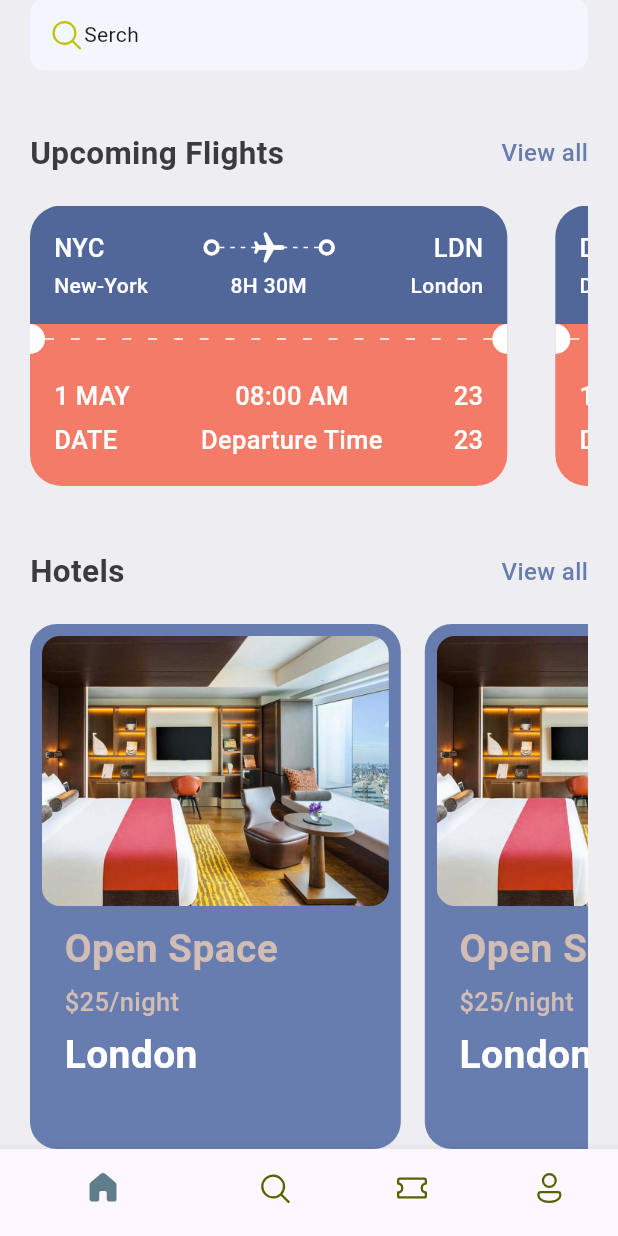
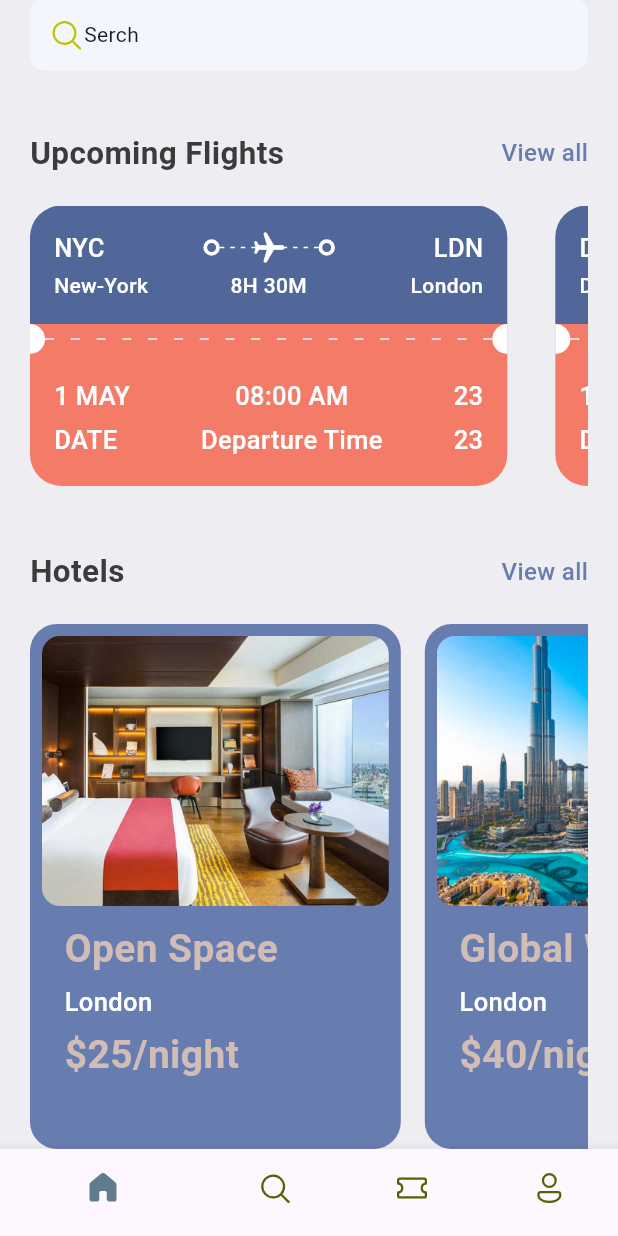
Before and after one commit to jose-oyuko/ticket-app, a Flutter app: the screen it shows after launch, scrolled down 132 dp, on a phone screen of 412 x 824 dp. Run offline on Flutter 3.47's test engine with Material 3 defaults, Android fonts, the phone set to English and light mode, and no system bars; our stand-ins replace fluentui_icons.

Commit message:
refactored files for better structure

```diff
--- a/lib/base/bottom_nav_bar.dart
+++ b/lib/base/bottom_nav_bar.dart
@@ -1,6 +1,7 @@
 import 'package:fluentui_icons/fluentui_icons.dart';
 import 'package:flutter/material.dart';
-import 'package:flutter_projects/screens/home_screen.dart';
+import 'package:flutter_projects/screens/home/home_screen.dart';
+import 'package:flutter_projects/screens/search/search_screen.dart';
 
 class BottomNavBar extends StatefulWidget {
   const BottomNavBar({super.key});
@@ -12,7 +13,7 @@ class BottomNavBar extends StatefulWidget {
 class _BottomNavBarState extends State<BottomNavBar> {
   final appScreens = [
     HomeScreen(),
-    Center(child: Text("Search")),
+    SearchScreen(),
     Center(child: Text("Ticket")),
     Center(child: Text("Profile")),
   ];
--- a/lib/screens/home_screen.dart
+++ b/lib/screens/home/home_screen.dart
@@ -6,7 +6,7 @@ import 'package:flutter_projects/base/utils/all_json.dart';
 import 'package:flutter_projects/base/utils/app_routes.dart';
 import 'package:flutter_projects/base/widgets/app_double_text.dart';
 import 'package:flutter_projects/base/widgets/ticket_view.dart';
-import 'package:flutter_projects/screens/widget/hotel.dart';
+import 'package:flutter_projects/screens/home/widget/hotel.dart';
 
 class HomeScreen extends StatelessWidget {
   const HomeScreen({super.key});
@@ -94,7 +94,11 @@ class HomeScreen extends StatelessWidget {
                 SingleChildScrollView(
                   scrollDirection: Axis.horizontal,
                   child: Row(
-                    children: [const Hotel(), const Hotel(), const Hotel()],
+                    children:
+                        hotelList
+                            .take(2)
+                            .map((singleHotel) => Hotel(hotel: singleHotel))
+                            .toList(),
                   ),
                 ),
               ],
--- a/lib/screens/widget/hotel.dart
+++ b/lib/screens/home/widget/hotel.dart
@@ -1,9 +1,9 @@
 import 'package:flutter/material.dart';
-import 'package:flutter_projects/base/res/media.dart';
 import 'package:flutter_projects/base/res/style/app_styles.dart';
 
 class Hotel extends StatelessWidget {
-  const Hotel({super.key});
+  final Map<String, dynamic> hotel;
+  const Hotel({super.key, required this.hotel});
 
   @override
   Widget build(BuildContext context) {
@@ -27,7 +27,7 @@ class Hotel extends StatelessWidget {
               borderRadius: BorderRadius.circular(12),
               image: DecorationImage(
                 fit: BoxFit.cover,
-                image: AssetImage(AppMedia.hotelRoom),
+                image: AssetImage("assets/assets/images/${hotel['image']}"),
               ),
             ),
           ),
@@ -35,28 +35,29 @@ class Hotel extends StatelessWidget {
           Padding(
             padding: const EdgeInsets.only(left: 15),
             child: Text(
-              "Open Space",
+              hotel['place'],
               style: AppStyles.headLineStyle1.copyWith(
                 color: AppStyles.kakiColor,
               ),
+            ),
+          ),
+
+          SizedBox(height: 5),
+          Padding(
+            padding: const EdgeInsets.only(left: 15),
+            child: Text(
+              hotel['destination'],
+              style: AppStyles.headLineStyle3.copyWith(color: Colors.white),
             ),
           ),
           SizedBox(height: 5),
           Padding(
             padding: const EdgeInsets.only(left: 15),
             child: Text(
-              "\$25/night",
-              style: AppStyles.headLineStyle3.copyWith(
+              "\$${hotel['price']}/night",
+              style: AppStyles.headLineStyle1.copyWith(
                 color: AppStyles.kakiColor,
               ),
-            ),
-          ),
-          SizedBox(height: 5),
-          Padding(
-            padding: const EdgeInsets.only(left: 15),
-            child: Text(
-              "London",
-              style: AppStyles.headLineStyle1.copyWith(color: Colors.white),
             ),
           ),
         ],
--- /dev/null
+++ b/lib/screens/search/search_screen.dart
@@ -0,0 +1,10 @@
+import 'package:flutter/material.dart';
+
+class SearchScreen extends StatelessWidget {
+  const SearchScreen({super.key});
+
+  @override
+  Widget build(BuildContext context) {
+    return const Placeholder();
+  }
+}
```
Also changed, not shown: lib/screens/home/all_tickets.dart (renamed from lib/screens/all_tickets.dart).
